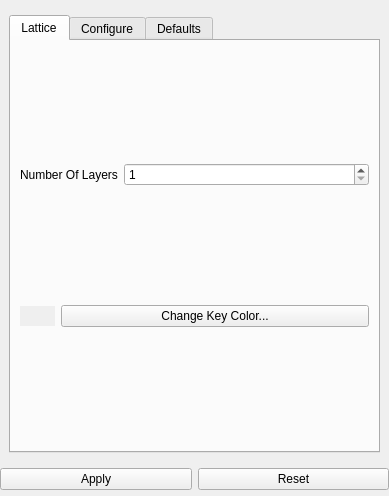
Sprunth/RGG, file Application/qInputPropertiesWidget.ui: the form before one commit.
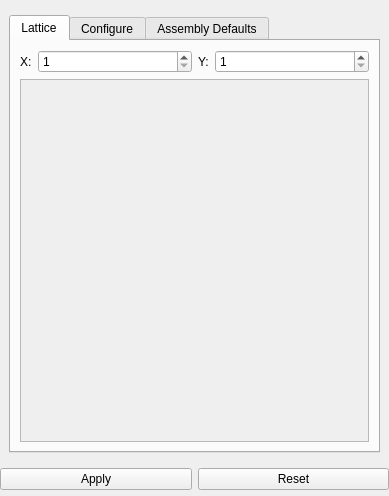
The form after the commit. The open tabs and pages were chosen to show the change.

Patch:
```diff
--- a/Application/qInputPropertiesWidget.ui
+++ b/Application/qInputPropertiesWidget.ui
@@ -247,112 +247,6 @@
        </item>
       </layout>
      </widget>
-     <widget class="QWidget" name="pageHexAssy">
-      <layout class="QGridLayout" name="gridLayout_15">
-       <item row="0" column="0">
-        <widget class="QTabWidget" name="tabWidget_2">
-         <property name="currentIndex">
-          <number>0</number>
-         </property>
-         <widget class="QWidget" name="tab_3">
-          <attribute name="title">
-           <string>Lattice</string>
-          </attribute>
-          <layout class="QGridLayout" name="gridLayout_16">
-           <item row="0" column="0">
-            <widget class="QLabel" name="label_33">
-             <property name="sizePolicy">
-              <sizepolicy hsizetype="Fixed" vsizetype="Preferred">
-               <horstretch>0</horstretch>
-               <verstretch>0</verstretch>
-              </sizepolicy>
-             </property>
-             <property name="text">
-              <string>Number Of Layers</string>
-             </property>
-            </widget>
-           </item>
-           <item row="0" column="1">
-            <widget class="QSpinBox" name="hexLatticeAssy">
-             <property name="minimum">
-              <number>1</number>
-             </property>
-            </widget>
-           </item>
-           <item row="1" column="0" colspan="2">
-            <layout class="QHBoxLayout" name="horizontalLayout_4">
-             <item>
-              <widget class="QLabel" name="hexAssyColorSwatch">
-               <property name="sizePolicy">
-                <sizepolicy hsizetype="Preferred" vsizetype="Fixed">
-                 <horstretch>0</horstretch>
-                 <verstretch>0</verstretch>
-                </sizepolicy>
-               </property>
-               <property name="minimumSize">
-                <size>
-                 <width>30</width>
-                 <height>20</height>
-                </size>
-               </property>
-               <property name="maximumSize">
-                <size>
-                 <width>35</width>
-                 <height>20</height>
-                </size>
-               </property>
-               <property name="autoFillBackground">
-                <bool>true</bool>
-               </property>
-               <property name="text">
-                <string/>
-               </property>
-              </widget>
-             </item>
-             <item>
-              <widget class="QPushButton" name="hexAssyColorSelectButton">
-               <property name="text">
-                <string>Change Key Color...</string>
-               </property>
-              </widget>
-             </item>
-            </layout>
-           </item>
-           <item row="2" column="0" colspan="2">
-            <layout class="QVBoxLayout" name="hexLatticeAssyContainer"/>
-           </item>
-          </layout>
-         </widget>
-         <widget class="QWidget" name="HexAssyConf">
-          <attribute name="title">
-           <string>Configure</string>
-          </attribute>
-          <layout class="QGridLayout" name="gridLayout_19">
-           <property name="margin">
-            <number>2</number>
-           </property>
-           <item row="0" column="0">
-            <layout class="QVBoxLayout" name="HexAssyConfLayout"/>
-           </item>
-          </layout>
-         </widget>
-         <widget class="QWidget" name="tab_7">
-          <attribute name="title">
-           <string>Defaults</string>
-          </attribute>
-          <layout class="QGridLayout" name="gridLayout_8">
-           <property name="margin">
-            <number>0</number>
-           </property>
-           <item row="0" column="0">
-            <layout class="QHBoxLayout" name="hexAssyDefaults"/>
-           </item>
-          </layout>
-         </widget>
-        </widget>
-       </item>
-      </layout>
-     </widget>
      <widget class="QWidget" name="pageAssembly">
       <layout class="QGridLayout" name="gridLayout_14">
        <item row="0" column="0">
```
Left out of the diff: 148 changed lines with no effect on the pictures.
